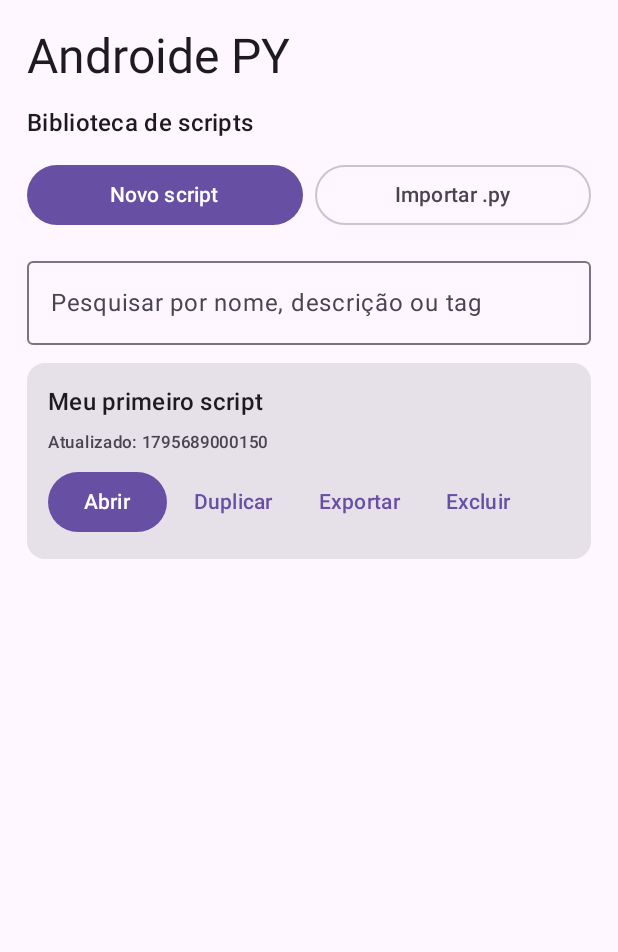
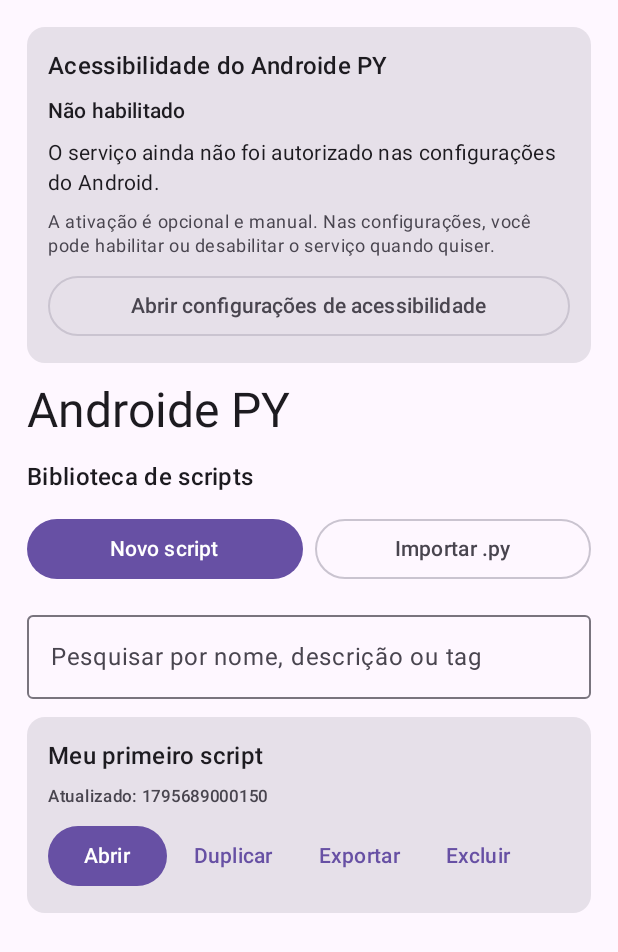
Before and after one commit to Samuel-Francisco-AS/Androide-PY, an Android app built with Jetpack Compose: the screen it shows after launch (MainActivity), after a tap on "‹ Biblioteca", on a phone screen of 412 x 824 dp. Shown: the top 952 px of the screen. Run offline under Robolectric (Android 15) with nearby library versions, the phone set to English and light mode, and no system bars; our stand-ins replace Room's generated code.

Commit message:
feat(p2.1-b): add explicit accessibility settings UI

```diff
--- a/android/app/src/main/java/com/samuel/androidepy/ui/MainScreen.kt
+++ b/android/app/src/main/java/com/samuel/androidepy/ui/MainScreen.kt
@@ -1,7 +1,9 @@
 package com.samuel.androidepy.ui
 
+import android.content.Intent
 import android.net.Uri
 import android.provider.OpenableColumns
+import android.provider.Settings
 import android.util.Log
 import androidx.activity.compose.rememberLauncherForActivityResult
 import androidx.activity.result.contract.ActivityResultContracts
@@ -40,6 +42,7 @@ import androidx.compose.ui.platform.LocalContext
 import androidx.compose.ui.text.font.FontFamily
 import androidx.compose.ui.unit.dp
 import com.samuel.androidepy.AndroidePyApplication
+import com.samuel.androidepy.accessibility.AccessibilityStatus
 import com.samuel.androidepy.data.ScriptEntity
 import com.samuel.androidepy.execution.ScriptExecutionRequest
 import com.samuel.androidepy.execution.ScriptParameterResolver
@@ -64,6 +67,16 @@ fun MainScreen(application: AndroidePyApplication) {
     val context = LocalContext.current
     val scope = rememberCoroutineScope()
     val scripts by repository.observeAll().collectAsState(initial = emptyList())
+    val accessibilityStatus by application.accessibilityGateway.status.collectAsState()
+    val accessibilitySettingsLauncher = rememberLauncherForActivityResult(
+        contract = ActivityResultContracts.StartActivityForResult()
+    ) {
+        application.accessibilityGateway.refreshStatus()
+    }
+
+    LaunchedEffect(application.accessibilityGateway) {
+        application.accessibilityGateway.refreshStatus()
+    }
 
     var selectedScriptId by rememberSaveable { mutableStateOf<String?>(null) }
     var initialized by rememberSaveable { mutableStateOf(false) }
@@ -179,6 +192,10 @@ fun MainScreen(application: AndroidePyApplication) {
         if (selectedScript == null) {
             LibraryScreen(
                 scripts = scripts,
+                accessibilityStatus = accessibilityStatus,
+                onOpenAccessibilitySettings = {
+                    accessibilitySettingsLauncher.launch(Intent(Settings.ACTION_ACCESSIBILITY_SETTINGS))
+                },
                 searchQuery = searchQuery,
                 onSearchChange = { searchQuery = it },
                 feedback = feedback,
@@ -271,8 +288,47 @@ fun MainScreen(application: AndroidePyApplication) {
 }
 
 @Composable
+private fun AccessibilitySettingsCard(
+    status: AccessibilityStatus,
+    onOpenSettings: () -> Unit
+) {
+    val (statusTitle, statusDescription) = when (status) {
+        AccessibilityStatus.NOT_ENABLED -> "Não habilitado" to
+            "O serviço ainda não foi autorizado nas configurações do Android."
+        AccessibilityStatus.DISCONNECTED -> "Habilitado, mas desconectado" to
+            "A autorização está ativa, mas o Android ainda não conectou o serviço ou ele foi interrompido."
+        AccessibilityStatus.CONNECTED -> "Conectado" to
+            "O Android conectou o serviço. As operações de automação ainda não estão disponíveis nesta etapa."
+    }
+
+    Card(modifier = Modifier.fillMaxWidth()) {
+        Column(
+            modifier = Modifier.fillMaxWidth().padding(14.dp),
+            verticalArrangement = Arrangement.spacedBy(8.dp)
+        ) {
+            Text("Acessibilidade do Androide PY", style = MaterialTheme.typography.titleMedium)
+            Text(statusTitle, style = MaterialTheme.typography.labelLarge)
+            Text(statusDescription, style = MaterialTheme.typography.bodyMedium)
+            Text(
+                "A ativação é opcional e manual. Nas configurações, você pode habilitar ou desabilitar o serviço quando quiser.",
+                style = MaterialTheme.typography.bodySmall,
+                color = MaterialTheme.colorScheme.onSurfaceVariant
+            )
+            OutlinedButton(
+                onClick = onOpenSettings,
+                modifier = Modifier.fillMaxWidth()
+            ) {
+                Text("Abrir configurações de acessibilidade")
+            }
+        }
+    }
+}
+
+@Composable
 private fun LibraryScreen(
     scripts: List<ScriptEntity>,
+    accessibilityStatus: AccessibilityStatus,
+    onOpenAccessibilitySettings: () -> Unit,
     searchQuery: String,
     onSearchChange: (String) -> Unit,
     feedback: String,
@@ -295,6 +351,10 @@ private fun LibraryScreen(
         modifier = Modifier.fillMaxSize().padding(18.dp),
         verticalArrangement = Arrangement.spacedBy(12.dp)
     ) {
+        AccessibilitySettingsCard(
+            status = accessibilityStatus,
+            onOpenSettings = onOpenAccessibilitySettings
+        )
         Text("Androide PY", style = MaterialTheme.typography.headlineLarge)
         Text("Biblioteca de scripts", style = MaterialTheme.typography.titleMedium)
         Row(horizontalArrangement = Arrangement.spacedBy(8.dp)) {
```
